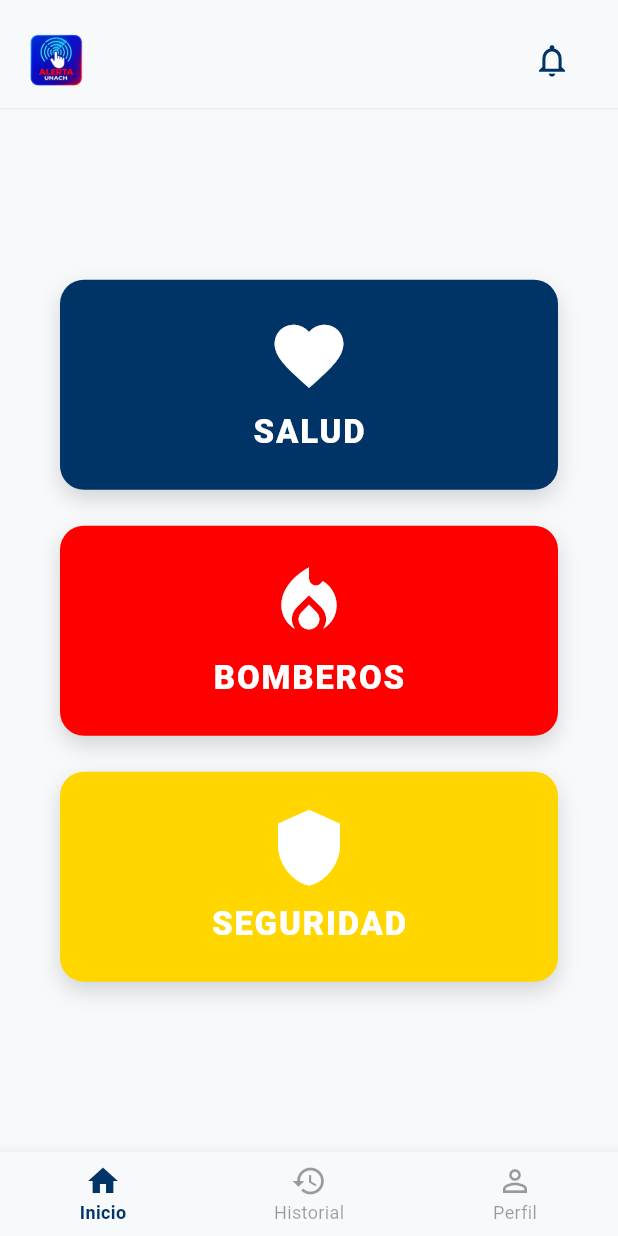
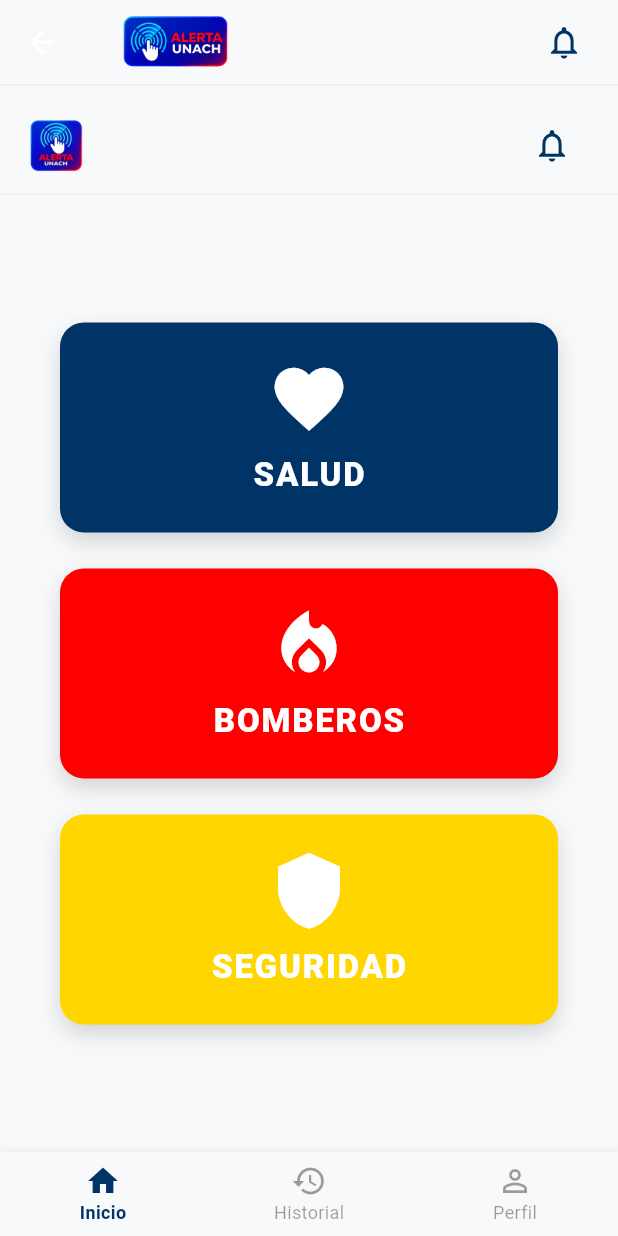
Before and after one commit to JosefaPinilla/alerta_unach, a Flutter app: the MainLayoutScreen screen opened directly, after a tap on the "notifications none" icon, on a phone screen of 412 x 824 dp. Run offline on Flutter 3.47's test engine with Material 3 defaults, Android fonts, the phone set to English and light mode, and no system bars; our stand-ins replace shared_preferences; accounts and stored records are empty; Roboto replaces fonts that are missing (Prompt).

Commit message:
agregando el main

```diff
--- a/lib/pantallas/main-layout.dart
+++ b/lib/pantallas/main-layout.dart
@@ -1,7 +1,8 @@
 import 'package:flutter/material.dart';
+import 'theme/app_theme.dart';
 import 'inicio/inicio.dart';
 import 'perfil/perfil.dart';
-import 'theme/app_theme.dart';
+import 'historial/historial.dart';
 
 class MainLayoutScreen extends StatefulWidget {
   const MainLayoutScreen({super.key});
@@ -11,46 +12,57 @@
 }
 
 class _MainLayoutScreenState extends State<MainLayoutScreen> {
-  int _indiceActual = 0; // Inicia en la pestaña inicio
+  int _indiceActual = 0;
 
   final List<Widget> _pantallas = [
     const InicioScreen(),
-    const Center(child: Text('Pantalla de Historial')), // Temporal
+    const HistorialScreen(),
     const PerfilScreen(),
   ];
 
   @override
   Widget build(BuildContext context) {
     return Scaffold(
-      body: _pantallas[_indiceActual],
+      backgroundColor: const Color(0xFFF8F9FA),
+      appBar: AppBar(
+        backgroundColor: const Color(0xFFF8F9FA),
+        elevation: 0,
+        scrolledUnderElevation: 0,
+        centerTitle: false,
+        title: Padding(
+          padding: const EdgeInsets.only(left: 10.0),
+          child: Image.asset('assets/logos/logo-horizontal.png', height: 70, width: 70),
+        ),
+        actions: [
+          IconButton(
+            icon: const Icon(Icons.notifications_none_outlined, color: AppTheme.azulOscuro, size: 26),
+            onPressed: () {},
+          ),
+          const SizedBox(width: 12),
+        ],
+        bottom: PreferredSize(
+          preferredSize: const Size.fromHeight(1.0),
+          child: Container(color: Colors.black.withOpacity(0.05), height: 1.0),
+        ),
+      ),
+      body: Container(
+        color: const Color(0xFFF8F9FA),
+        child: _pantallas[_indiceActual],
+      ),
       bottomNavigationBar: BottomNavigationBar(
         currentIndex: _indiceActual,
-        onTap: (index) {
-          setState(() {
-            _indiceActual = index;
-          });
-        },
+        onTap: (index) => setState(() => _indiceActual = index),
         selectedItemColor: AppTheme.azulOscuro,
         unselectedItemColor: Colors.black38,
         selectedLabelStyle: const TextStyle(fontFamily: 'Prompt', fontWeight: FontWeight.w600, fontSize: 12),
         unselectedLabelStyle: const TextStyle(fontFamily: 'Prompt', fontSize: 12),
         type: BottomNavigationBarType.fixed,
         backgroundColor: const Color(0xFFF8F9FA),
+        elevation: 8,
         items: const [
-          BottomNavigationBarItem(
-            icon: Icon(Icons.home_outlined),
-            activeIcon: Icon(Icons.home),
-            label: 'Inicio',
-          ),
-          BottomNavigationBarItem(
-            icon: Icon(Icons.history),
-            label: 'Historial',
-          ),
-          BottomNavigationBarItem(
-            icon: Icon(Icons.person_outline),
-            activeIcon: Icon(Icons.person),
-            label: 'Perfil',
-          ),
+          BottomNavigationBarItem(icon: Icon(Icons.home_outlined), activeIcon: Icon(Icons.home), label: 'Inicio'),
+          BottomNavigationBarItem(icon: Icon(Icons.history), activeIcon: Icon(Icons.history_toggle_off), label: 'Historial'),
+          BottomNavigationBarItem(icon: Icon(Icons.person_outline), activeIcon: Icon(Icons.person), label: 'Perfil'),
         ],
       ),
     );
```
Also changed, not shown: lib/pantallas/historial/historial.dart (added).
